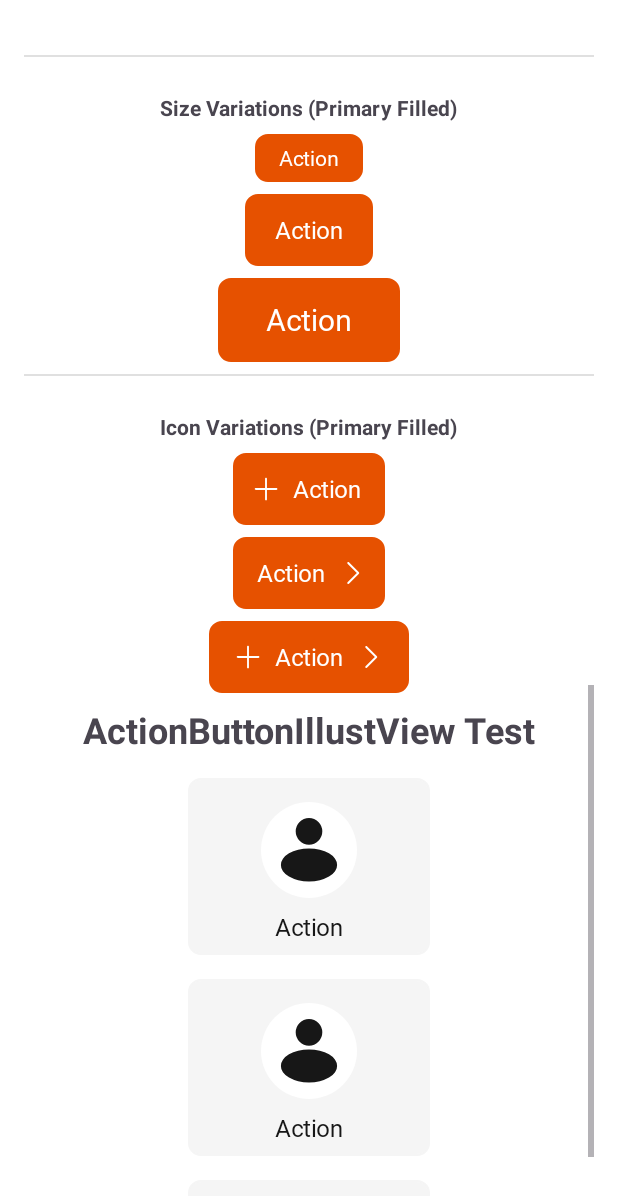
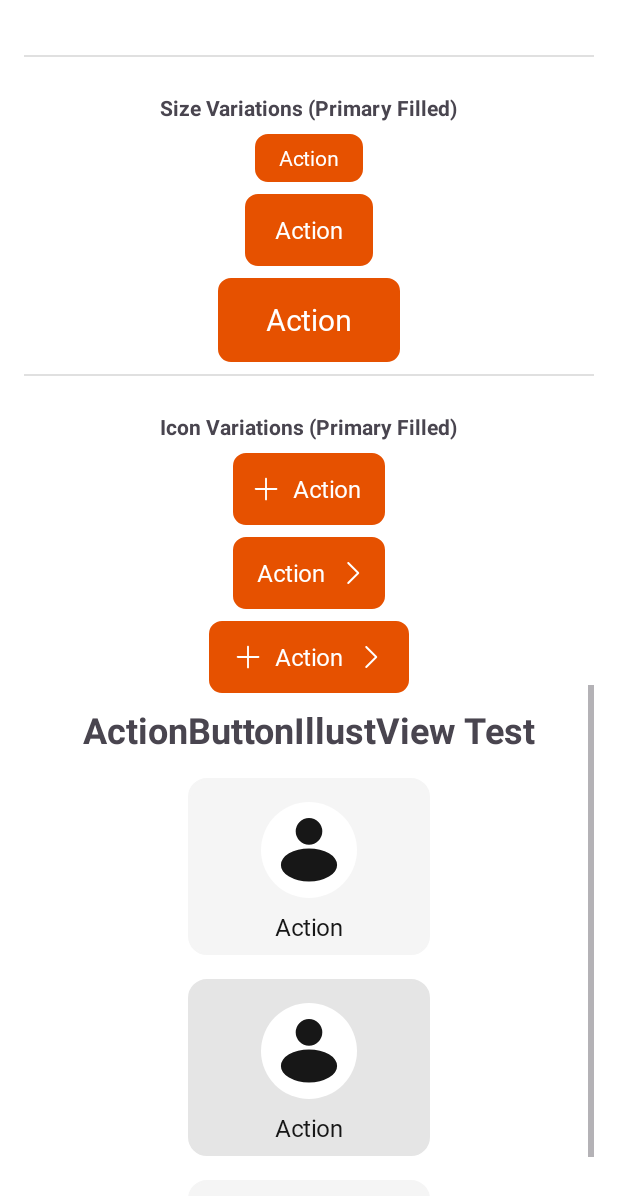
Before and after one commit to animal-diary/android, an Android app: the TestActionButtonActivity screen opened directly, with no data from a screen before it, scrolled down 1153 dp, on a phone screen of 412 x 824 dp. Shown: the top 1196 px of the screen. Run offline under Robolectric (Android 15) with nearby library versions, the phone set to English and light mode, and no system bars.

Commit message:
:sparkles: [FEAT] (#32) Action Button - illust 배경 적용 안되던 문제 해결

```diff
--- a/app/src/main/res/layout/component_action_button_illust.xml
+++ b/app/src/main/res/layout/component_action_button_illust.xml
@@ -8,8 +8,7 @@
     android:paddingTop="@dimen/padding_lg"
     android:paddingRight="@dimen/padding_md"
     android:paddingLeft="@dimen/padding_md"
-    android:paddingBottom="@dimen/padding_sm"
-    android:background="@drawable/bg_action_button_secondary_filled_default">
+    android:paddingBottom="@dimen/padding_sm">
 
     <ImageView
         android:id="@+id/illustIcon"
```
